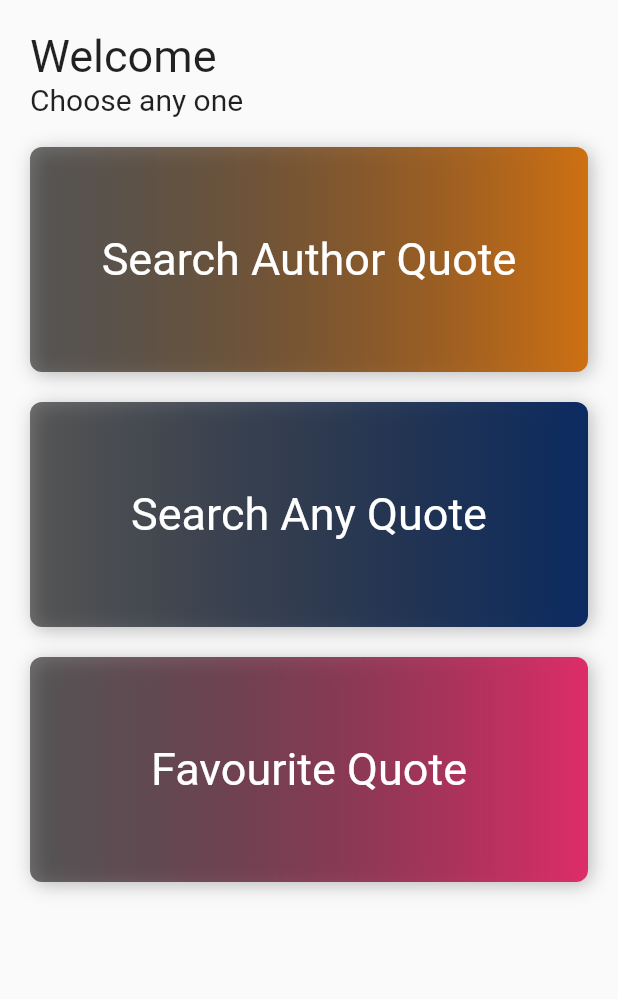
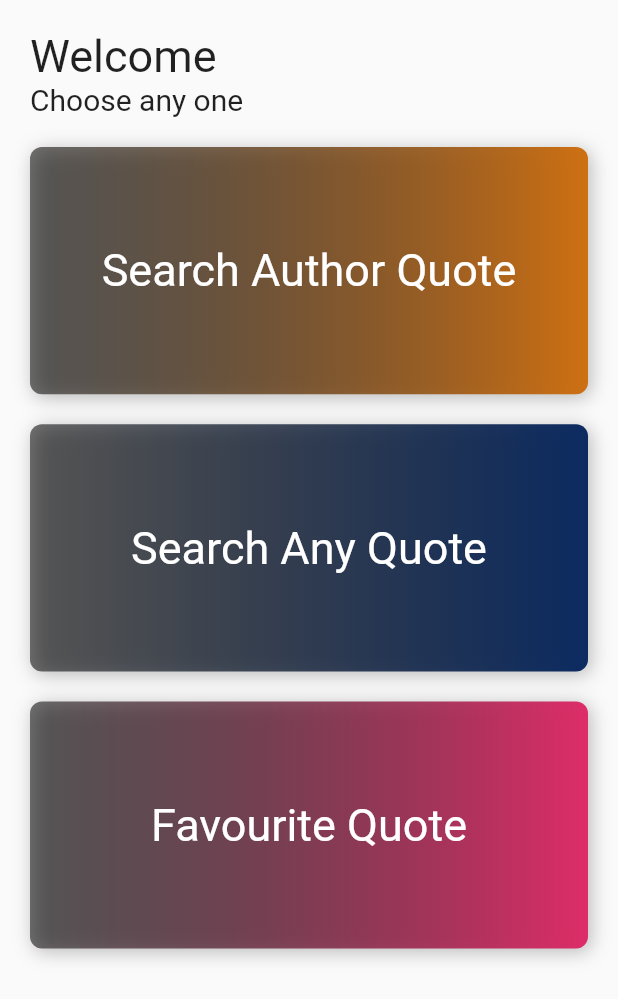
Before and after one commit to Eklavya-Sachin/quote, a Flutter app: the screen it shows after launch, on a phone screen of 412 x 824 dp. Shown: the top 999 px of the screen. Run offline on Flutter 3.47's test engine with Material 2 defaults, Android fonts, the phone set to English and light mode, and no system bars; our stand-ins replace get.

Commit message:
Fixed gradient button height & width.

```diff
--- a/lib/app/modules/home/views/components/gradient_button.dart
+++ b/lib/app/modules/home/views/components/gradient_button.dart
@@ -1,3 +1,4 @@
+import 'package:get/get.dart';
 import 'package:flutter/material.dart';
 
 class GradientButton extends StatelessWidget {
@@ -22,8 +23,8 @@ class GradientButton extends StatelessWidget {
           left: 20,
           right: 20,
         ),
-        height: 150,
-        width: MediaQuery.of(context).size.width,
+        height: Get.height * .2,
+        width: Get.width,
         decoration: BoxDecoration(
           borderRadius: BorderRadius.circular(8),
           gradient: LinearGradient(
```
